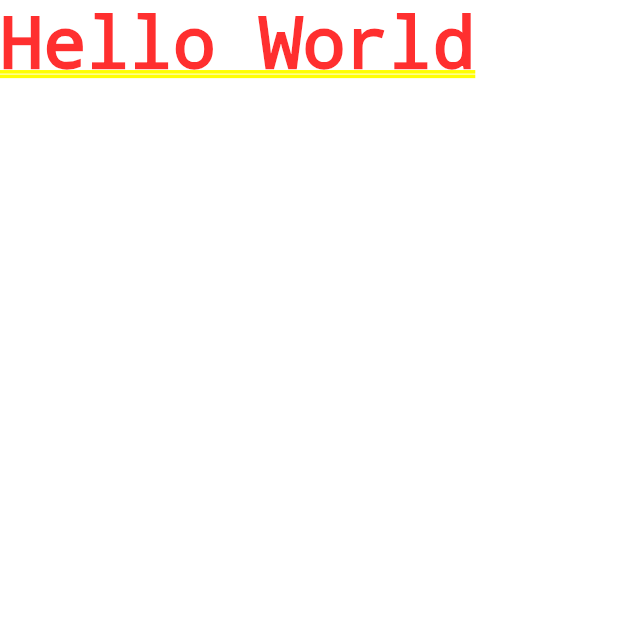
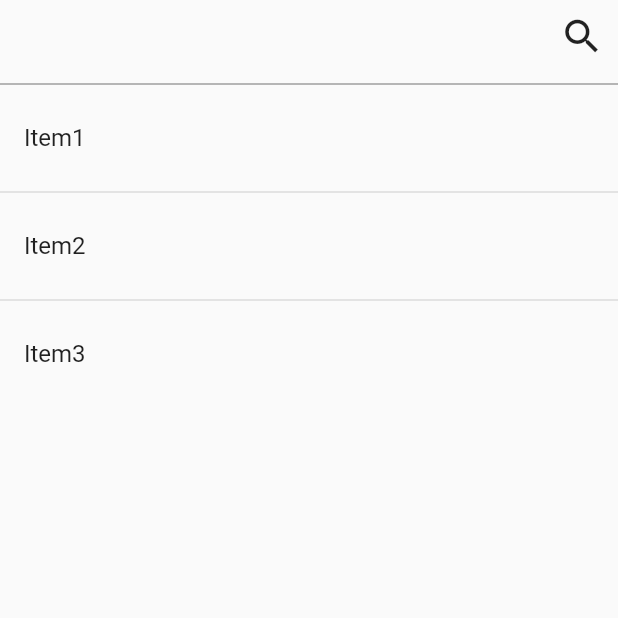
Before and after one commit to GDSC-SKHU/Meet-Now-Mobile, a Flutter app: the screen it shows after launch, on a phone screen of 412 x 824 dp, the top half of it. Run offline on Flutter 3.47's test engine with Material 2 defaults, Android fonts, the phone set to English and light mode, and no system bars.

Commit message:
feat: promise list view added

```diff
--- a/analysis_options.yaml
+++ b/analysis_options.yaml
@@ -7,7 +7,8 @@
 
 # The following line activates a set of recommended lints for Flutter apps,
 # packages, and plugins designed to encourage good coding practices.
-include: package:flutter_lints/flutter.yaml
+include:
+# package:flutter_lints/flutter.yaml
 
 linter:
   # The lint rules applied to this project can be customized in the
@@ -24,6 +25,5 @@ linter:
   rules:
     # avoid_print: false  # Uncomment to disable the `avoid_print` rule
     # prefer_single_quotes: true  # Uncomment to enable the `prefer_single_quotes` rule
-
 # Additional information about this file can be found at
 # https://dart.dev/guides/language/analysis-options
--- a/lib/main.dart
+++ b/lib/main.dart
@@ -1,20 +1,68 @@
 import 'package:flutter/material.dart';
 
 void main() {
-  runApp(const MyApp());
+  runApp(MyApp());
 }
 
 class MyApp extends StatelessWidget {
-  const MyApp({super.key});
+  @override
+  Widget build(BuildContext context) {
+    return MaterialApp(
+      home: Scaffold(
+        body: SafeArea(
+          child: Column(
+            children: [
+              NavBarWidget(),
+              Divider(thickness: 1.0, color: Colors.grey),
+              PromiseList(),
+            ],
+          ),
+        ),
+      ),
+      debugShowCheckedModeBanner: false,
+    );
+  }
+}
+
+class NavBarWidget extends StatelessWidget {
+  @override
+  Widget build(BuildContext context) {
+    return Container(
+      alignment: Alignment.centerRight,
+      child: IconButton(
+        icon: Icon(
+          Icons.search,
+          size: 30,
+        ),
+        onPressed: () {},
+      ),
+    );
+  }
+}
+
+class PromiseList extends StatefulWidget {
+  @override
+  State<PromiseList> createState() => _PromiseListState();
+}
+
+class _PromiseListState extends State<PromiseList> {
+  List<String> items = ['Item1', 'Item2', 'Item3'];
 
   @override
   Widget build(BuildContext context) {
-    return MaterialApp(
-      title: 'Flutter Demo',
-      theme: ThemeData(
-        primarySwatch: Colors.blue,
+    return Expanded(
+      child: ListView.separated(
+        itemCount: items.length,
+        itemBuilder: (BuildContext context, int index) {
+          return ListTile(
+            onTap: () {},
+            title: Container(child: Text(items[index])),
+          );
+        },
+        separatorBuilder: (context, index) {
+          return Divider(thickness: 1);
+        },
       ),
-      home: Text("Hello World"),
     );
   }
 }
```
Also changed, not shown: 1 other file.
